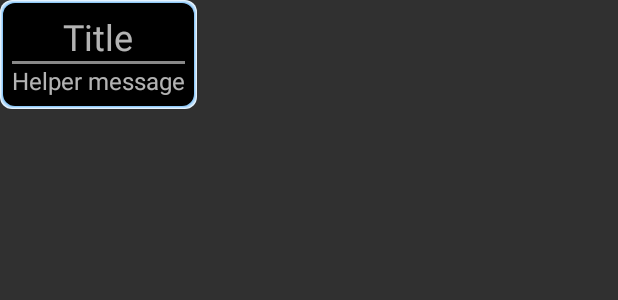
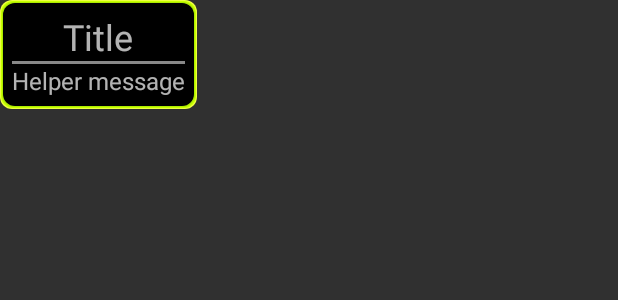
Before and after one commit to Lowe5521/JunkDrawer, an Android app: the layout version_two_helper.xml on its own in the app's theme, with its tools: preview values and no code run, on a phone screen of 412 x 824 dp. Shown: the top 300 px of the screen. Run offline under Robolectric (Android 15) with nearby library versions, the phone set to English and light mode, and no system bars.

Commit message:
- Added lime colors - Added highlighting within the clip path!

```diff
--- a/app/src/main/res/drawable/helper_popup_window.xml
+++ b/app/src/main/res/drawable/helper_popup_window.xml
@@ -8,7 +8,7 @@
                 android:right="1dp"
                 android:top="1dp" />
             <corners android:radius="8dp" />
-            <solid android:color="@color/material_blue_50" />
+            <solid android:color="@color/material_lime_A200" />
         </shape>
     </item>
 
@@ -20,7 +20,7 @@
                 android:right="1dp"
                 android:top="1dp" />
             <corners android:radius="8dp" />
-            <solid android:color="@color/material_blue_100" />
+            <solid android:color="@color/material_lime_A400" />
         </shape>
     </item>
 
@@ -32,7 +32,7 @@
                 android:right="1dp"
                 android:top="1dp" />
             <corners android:radius="8dp" />
-            <solid android:color="@color/material_blue_200" />
+            <solid android:color="@color/material_lime_A700" />
         </shape>
     </item>
 
--- a/app/src/main/res/layout/version_two_overlay.xml
+++ b/app/src/main/res/layout/version_two_overlay.xml
@@ -3,7 +3,7 @@
     android:id="@+id/vTwo_overlay_container"
     android:layout_width="match_parent"
     android:layout_height="match_parent"
-    android:background="@color/black">
+    android:background="@color/trans_black">
 
     <Button
         android:id="@+id/vTwo_overlay_next_button"
```
Also changed, not shown: app/src/main/java/com/jonkoester/junkdrawer/version2/VersionTwoOverlay.java (+22 -7 lines), app/src/main/res/values/colors.xml (+20 -0 lines).
